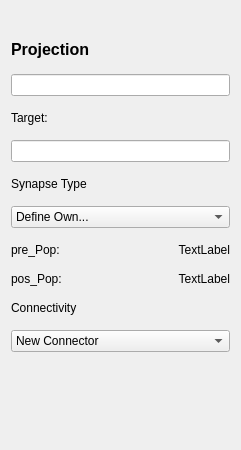
Old version of the form ANNarchyUI/ui/Projection_Information.ui in the repository founderznd/PycharmProjects.
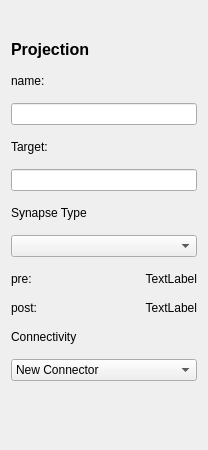
New version of the form.

Commit message: 1 now projection can be established on both sides at the same time #TODO simulation

The edit to the form file:
```diff
--- a/ANNarchyUI/ui/Projection_Information.ui
+++ b/ANNarchyUI/ui/Projection_Information.ui
@@ -6,7 +6,7 @@
    <rect>
     <x>0</x>
     <y>0</y>
-    <width>241</width>
+    <width>204</width>
     <height>450</height>
    </rect>
   </property>
@@ -34,6 +34,13 @@
      </property>
     </widget>
    </item>
+   <item>
+    <widget class="QLabel" name="label_7">
+     <property name="text">
+      <string>name:</string>
+     </property>
+    </widget>
+   </item>
    <item>
     <widget class="QLineEdit" name="lineEdit_name"/>
    </item>
@@ -55,30 +62,14 @@
     </widget>
    </item>
    <item>
-    <widget class="QComboBox" name="comboBox_synapse_type">
-     <item>
-      <property name="text">
-       <string>Define Own...</string>
-      </property>
-     </item>
-     <item>
-      <property name="text">
-       <string>Oja</string>
-      </property>
-     </item>
-     <item>
-      <property name="text">
-       <string>Spiking synapse</string>
-      </property>
-     </item>
-    </widget>
+    <widget class="QComboBox" name="comboBox_synapse_type"/>
    </item>
    <item>
     <layout class="QFormLayout" name="formLayout">
      <item row="0" column="0">
       <widget class="QLabel" name="label">
        <property name="text">
-        <string>pre_Pop:</string>
+        <string>pre:</string>
        </property>
       </widget>
      </item>
@@ -95,7 +86,7 @@
      <item row="1" column="0">
       <widget class="QLabel" name="label_3">
        <property name="text">
-        <string>pos_Pop:</string>
+        <string>post:</string>
        </property>
       </widget>
      </item>
```
Left out of the diff: 20 changed lines with no effect on the pictures. The commit also changes 15 other files.
